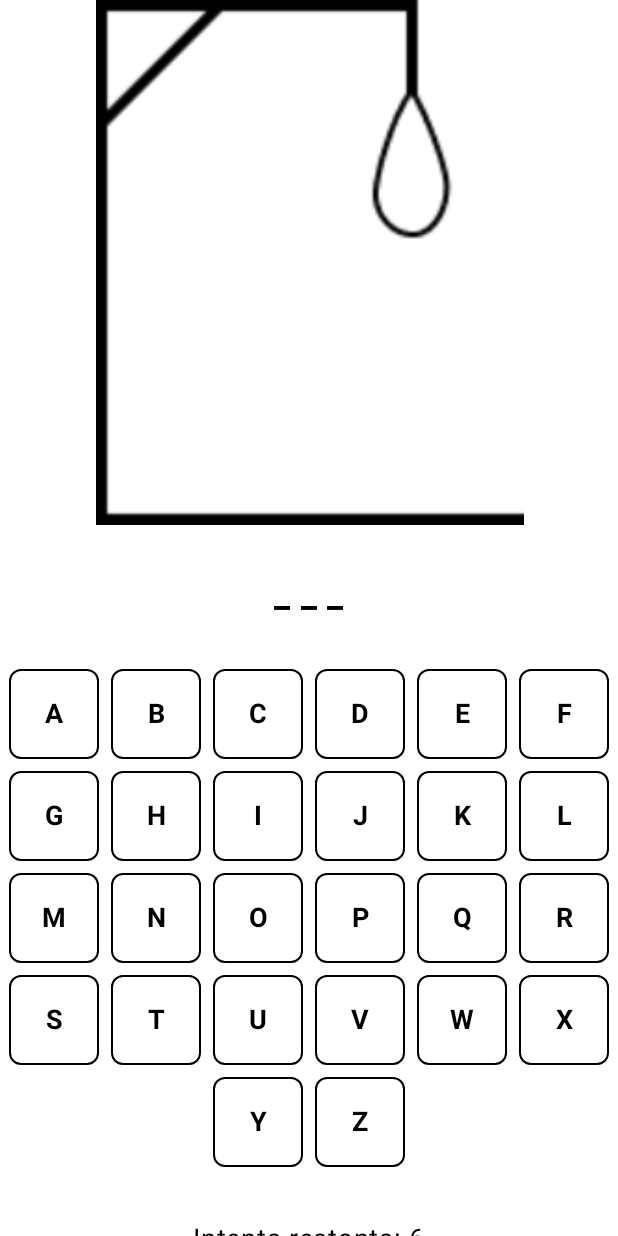
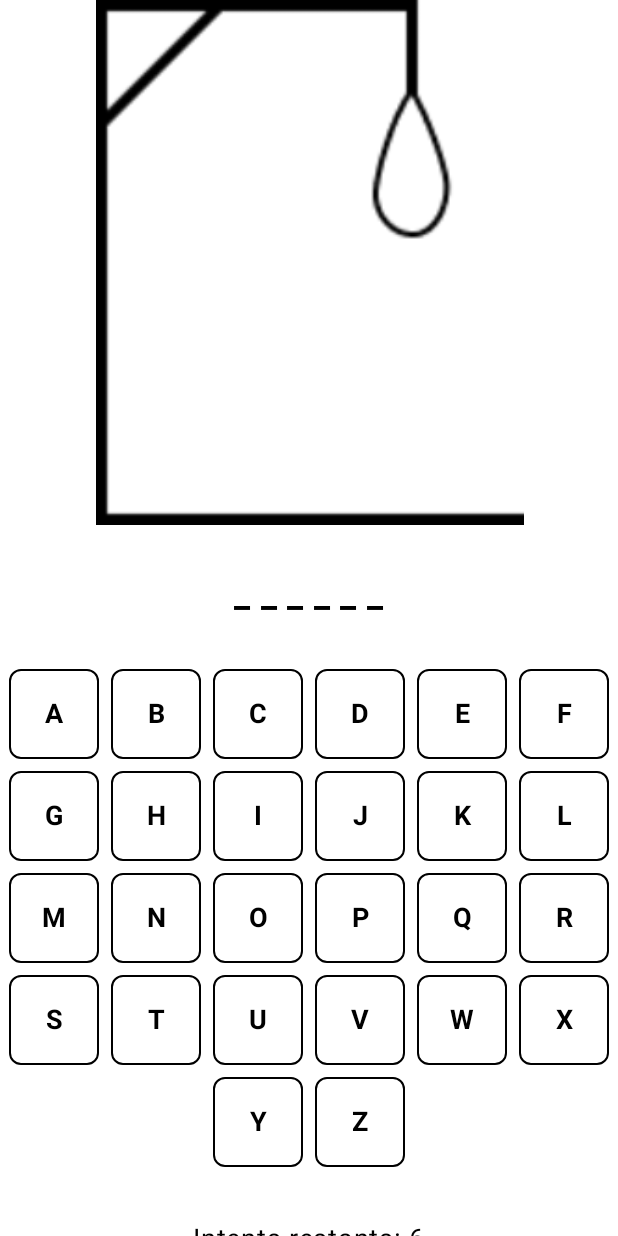
Before and after one commit to LSG-DAM2-M07-24-25/pr04-hangman-app-jaumegandara_joanlinares, an Android app built with Jetpack Compose: the composable EntryPoint shown on its own in the app's theme, after a tap on "Start Game", on a phone screen of 412 x 824 dp. Run offline under Robolectric (Android 15) with nearby library versions, the phone set to English and light mode, and no system bars; libraries missing offline, so code that uses them is left out: com.google.android.libraries.

```diff
--- a/app/build.gradle.kts
+++ b/app/build.gradle.kts
@@ -52,6 +52,7 @@ dependencies {
     implementation("androidx.lifecycle:lifecycle-runtime-ktx:2.8.7")
     implementation(libs.androidx.navigation.compose)
     implementation(libs.androidx.navigation.runtime.ktx)
+    implementation(libs.transportation.consumer)
     testImplementation(libs.junit)
     androidTestImplementation(libs.androidx.junit)
     androidTestImplementation(libs.androidx.espresso.core)
--- a/app/src/main/java/com/example/pr04_hangman_app_jaumegandara_joanlinares/view/EntryPoint.kt
+++ b/app/src/main/java/com/example/pr04_hangman_app_jaumegandara_joanlinares/view/EntryPoint.kt
@@ -1,11 +1,14 @@
 package com.example.pr04_hangman_app_jaumegandara_joanlinares.view
 
 import androidx.compose.runtime.Composable
+import androidx.compose.runtime.remember
 import androidx.navigation.NavController
 import androidx.navigation.NavHostController
 import androidx.navigation.compose.NavHost
 import androidx.navigation.compose.composable
 import com.example.pr04_hangman_app_jaumegandara_joanlinares.Routes
+import com.example.pr04_hangman_app_jaumegandara_joanlinares.viewModel.GameViewModel
+import com.google.android.libraries.mapsplatform.transportation.consumer.model.Route
 
 @Composable
 fun EntryPoint(navigationController: NavController) {
@@ -15,7 +18,11 @@ fun EntryPoint(navigationController: NavController) {
     ) {
         composable(Routes.Screen1.route) { MenuScreen(navigationController) }
 
-        composable(Routes.Screen2.route) { GameScreen(navigationController) }
+        composable(Routes.Screen2.route) { backStackEntry ->
+            val difficulty = backStackEntry.arguments?.getString("difficulty") ?: "Medium"
+            val gameViewModel = remember { GameViewModel(difficulty) }
+            GameScreen(navigationController, gameViewModel)
+        }
 
         composable(Routes.Screen3.route) { ResultScreen(navigationController) }
     }
--- a/app/src/main/java/com/example/pr04_hangman_app_jaumegandara_joanlinares/viewModel/GameViewModel.kt
+++ b/app/src/main/java/com/example/pr04_hangman_app_jaumegandara_joanlinares/viewModel/GameViewModel.kt
@@ -1,12 +1,16 @@
 package com.example.pr04_hangman_app_jaumegandara_joanlinares.viewModel
 
+import android.annotation.SuppressLint
+import androidx.compose.runtime.mutableIntStateOf
 import androidx.compose.runtime.mutableStateOf
 import androidx.lifecycle.ViewModel
 import com.example.pr04_hangman_app_jaumegandara_joanlinares.Model.Words
 
-class GameViewModel : ViewModel() {
-    val selectedWord = Words().getRandomWords("Easy")
-    val remainingAttempts = mutableStateOf(6)
+
+class GameViewModel(difficulty: String) : ViewModel() {
+    val selectedWord = Words().getRandomWords(difficulty)
+    val remainingAttempts = mutableIntStateOf(6)
+    @SuppressLint("MutableCollectionMutableState")
     val guessedLetters = mutableStateOf(mutableListOf<Char>())
 
     fun onLetterClicked(letter: Char) {
--- a/gradle/libs.versions.toml
+++ b/gradle/libs.versions.toml
@@ -10,6 +10,7 @@ activityCompose = "1.8.0"
 composeBom = "2024.04.01"
 navigationCompose = "2.8.4"
 navigationRuntimeKtx = "2.8.4"
+transportationConsumer = "2.99.0"
 
 [libraries]
 androidx-core-ktx = { group = "androidx.core", name = "core-ktx", version.ref = "coreKtx" }
@@ -28,6 +29,7 @@ androidx-ui-test-junit4 = { group = "androidx.compose.ui", name = "ui-test-junit
 androidx-material3 = { group = "androidx.compose.material3", name = "material3" }
 androidx-navigation-compose = { group = "androidx.navigation", name = "navigation-compose", version.ref = "navigationCompose" }
 androidx-navigation-runtime-ktx = { group = "androidx.navigation", name = "navigation-runtime-ktx", version.ref = "navigationRuntimeKtx" }
+transportation-consumer = { group = "com.google.android.libraries.mapsplatform.transportation", name = "transportation-consumer", version.ref = "transportationConsumer" }
 
 [plugins]
 android-application = { id = "com.android.application", version.ref = "agp" }
```
